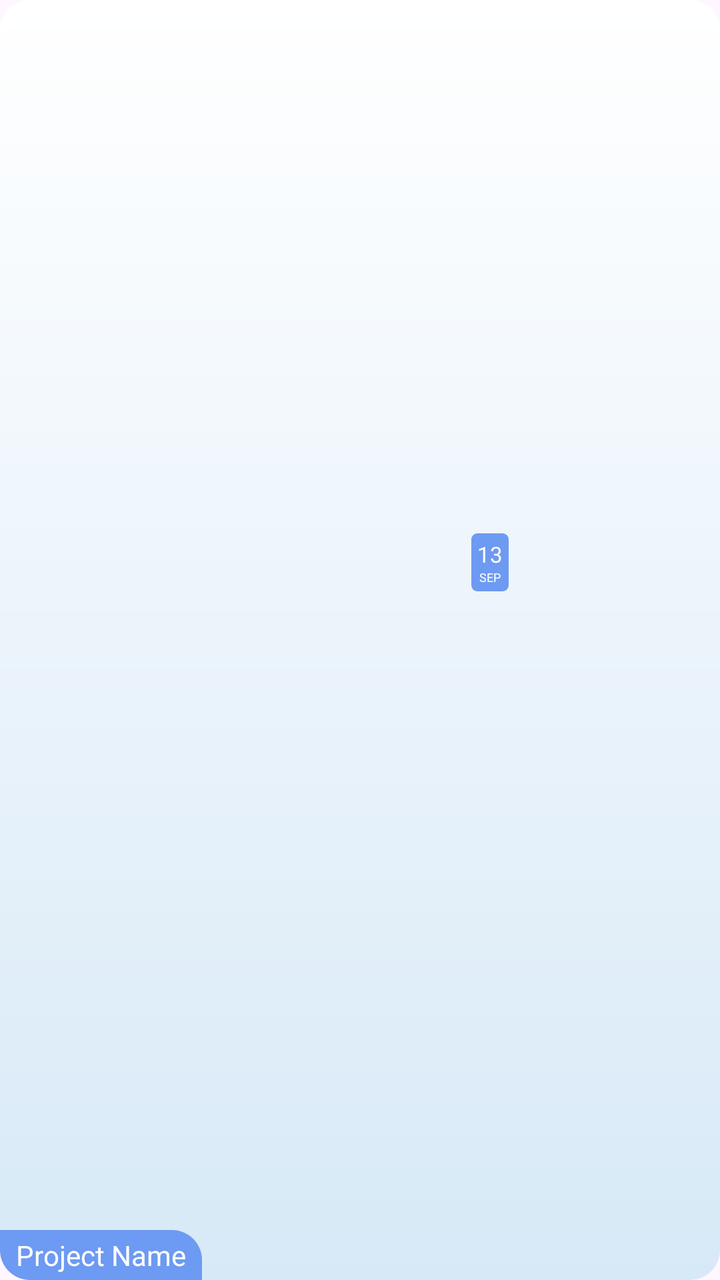
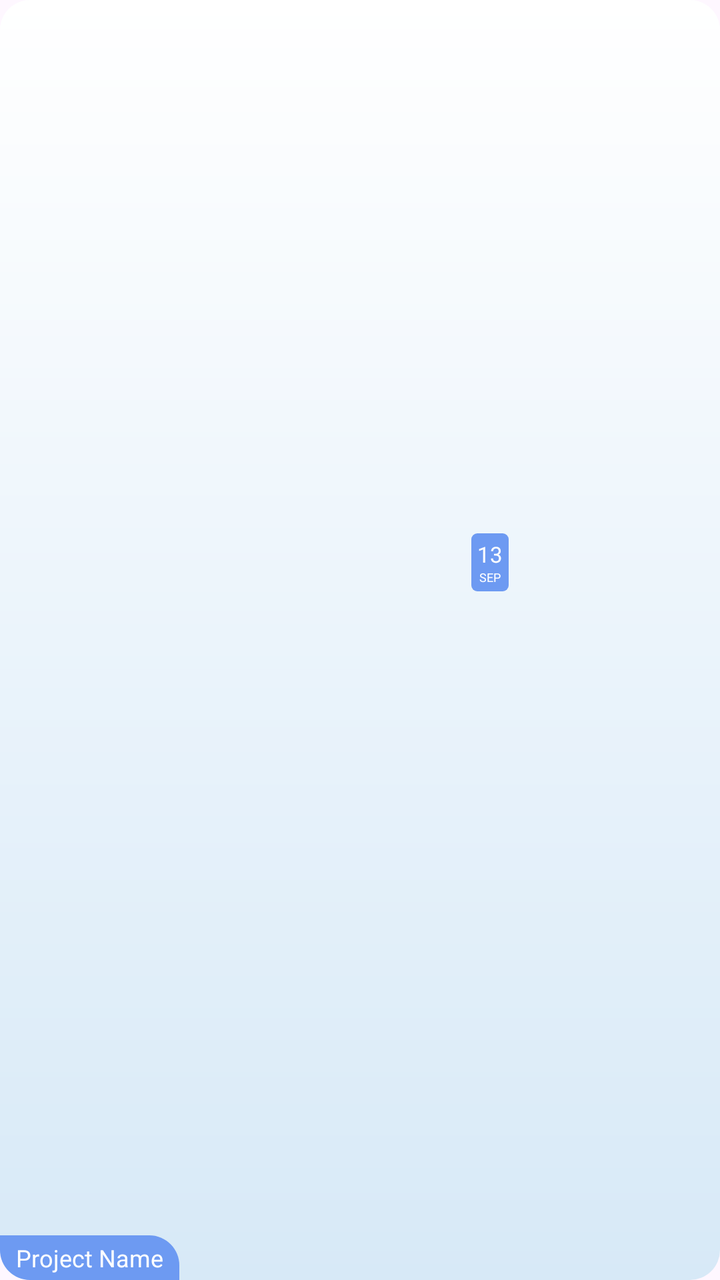

Compare the two renders of this Android layout. The source of the first and the diff that turns it into the second are given below.
<!-- AndroidManifest.xml: application theme Theme.PolluGuard -->
<!-- res/layout/item_previewproject.xml -->
<?xml version="1.0" encoding="utf-8"?>
<androidx.constraintlayout.widget.ConstraintLayout xmlns:android="http://schemas.android.com/apk/res/android"
    xmlns:app="http://schemas.android.com/apk/res-auto"
    android:layout_width="177dp"
    android:layout_height="118dp"
    android:layout_marginRight="20dp">

    <ImageView
        android:id="@+id/projectImage"
        android:layout_width="match_parent"
        android:layout_height="match_parent"
        android:scaleType="centerCrop"
        android:src="@drawable/gradient_background"
        android:background="@drawable/rounded_corners"
        android:clipToOutline="true"
        app:layout_constraintBottom_toBottomOf="parent"
        app:layout_constraintEnd_toEndOf="parent"
        app:layout_constraintStart_toStartOf="parent"
        app:layout_constraintTop_toTopOf="parent" />

    <LinearLayout
        android:layout_width="wrap_content"
        android:layout_height="wrap_content"
        android:layout_marginStart="130dp"
        android:layout_marginTop="15dp"
        android:layout_marginBottom="93dp"
        android:gravity="center"
        android:orientation="vertical"
        app:layout_constraintBottom_toBottomOf="parent"
        app:layout_constraintEnd_toEndOf="parent"
        app:layout_constraintStart_toStartOf="parent"
        app:layout_constraintTop_toTopOf="parent"
        android:background="@drawable/blue_rounded_corners_3"
        android:padding="3dp">

        <TextView
            android:id="@+id/tanggalText"
            android:layout_width="wrap_content"
            android:layout_height="wrap_content"
            android:text="13"
            android:textSize="11sp"
            android:textColor="@color/white"/>

        <TextView
            android:id="@+id/bulanText"
            android:layout_width="wrap_content"
            android:layout_height="wrap_content"
            android:text="SEP"
            android:textSize="6sp"
            android:textColor="@color/white"/>
    </LinearLayout>

    <TextView
        android:id="@+id/projectNameText"
        android:layout_width="wrap_content"
        android:layout_height="wrap_content"
        android:background="@drawable/blue_rounded_corners_15"
        android:paddingVertical="3dp"
        android:paddingHorizontal="8dp"
        android:text="Project Name"
        android:textColor="@color/white"
        app:layout_constraintBottom_toBottomOf="parent"
        app:layout_constraintEnd_toEndOf="parent"
        app:layout_constraintHorizontal_bias="0.0"
        app:layout_constraintStart_toStartOf="parent"
        app:layout_constraintTop_toTopOf="parent"
        app:layout_constraintVertical_bias="1.0" />

</androidx.constraintlayout.widget.ConstraintLayout>
<!-- resources referenced by this layout -->
<resources>
  <color name="white">#FFFFFFFF</color>
  <!-- drawable blue_rounded_corners_15 (drawable) -->
  <?xml version="1.0" encoding="utf-8"?>
  <shape xmlns:android="http://schemas.android.com/apk/res/android">
      <solid android:color="@color/backgroundTextBlue"/>
      <corners android:bottomLeftRadius="15dp"
          android:topRightRadius="15dp"/>
  </shape>
  <!-- drawable blue_rounded_corners_3 (drawable) -->
  <?xml version="1.0" encoding="utf-8"?>
  <shape xmlns:android="http://schemas.android.com/apk/res/android">
      <solid android:color="@color/backgroundTextBlue"/>
      <corners android:radius="3dp"/>
  </shape>
  <!-- drawable gradient_background (drawable) -->
  <?xml version="1.0" encoding="utf-8"?>
  <shape xmlns:android="http://schemas.android.com/apk/res/android">
      <gradient xmlns:android="http://schemas.android.com/apk/res/android"
          android:angle="270"
          android:startColor="#FFFFFFFF"
          android:endColor="@color/lightBlue"
          android:type="linear" />
  </shape>
  <!-- drawable rounded_corners (drawable) -->
  <?xml version="1.0" encoding="utf-8"?>
  <shape xmlns:android="http://schemas.android.com/apk/res/android">
      <corners android:radius="15dp"/>
      <solid android:color="@color/white"/>
  </shape>
  <style name="Theme.PolluGuard" parent="Base.Theme.PolluGuard" />
  <color name="backgroundTextBlue">#6D9AF2</color>
  <color name="lightBlue">#D7E9F7</color>
  <style name="Base.Theme.PolluGuard" parent="Theme.Material3.DayNight.NoActionBar">
          
          
      </style>
</resources>

<!-- the commit's change to res/layout/item_previewproject.xml (unified diff, before → after) -->
@@ -58,6 +58,7 @@
         android:paddingVertical="3dp"
         android:paddingHorizontal="8dp"
         android:text="Project Name"
+        android:textSize="12sp"
         android:textColor="@color/white"
         app:layout_constraintBottom_toBottomOf="parent"
         app:layout_constraintEnd_toEndOf="parent"
